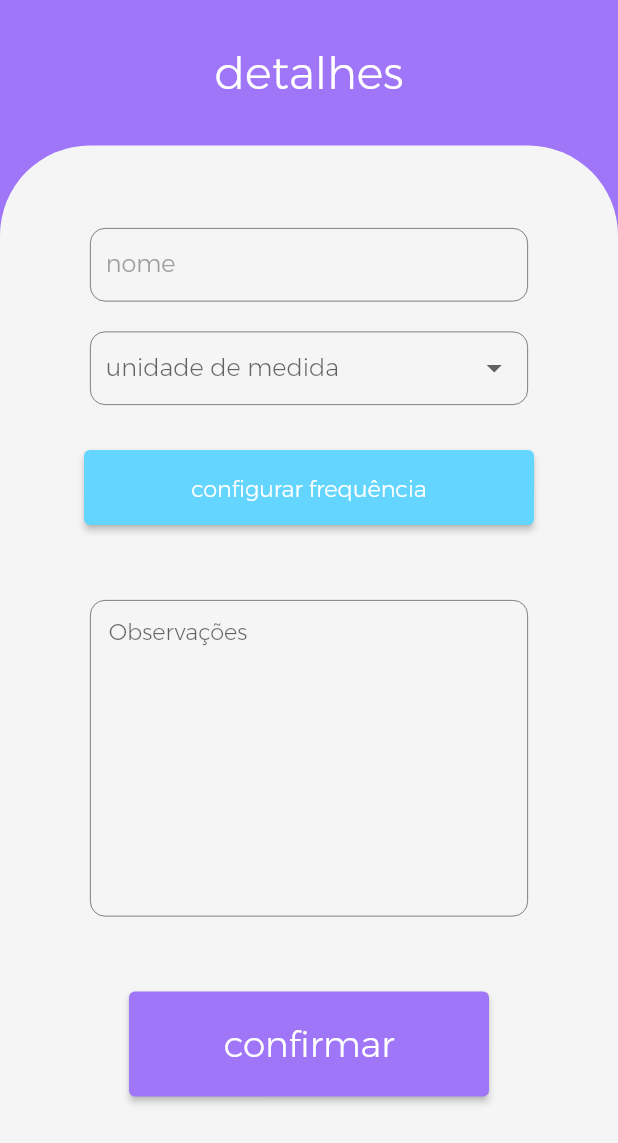
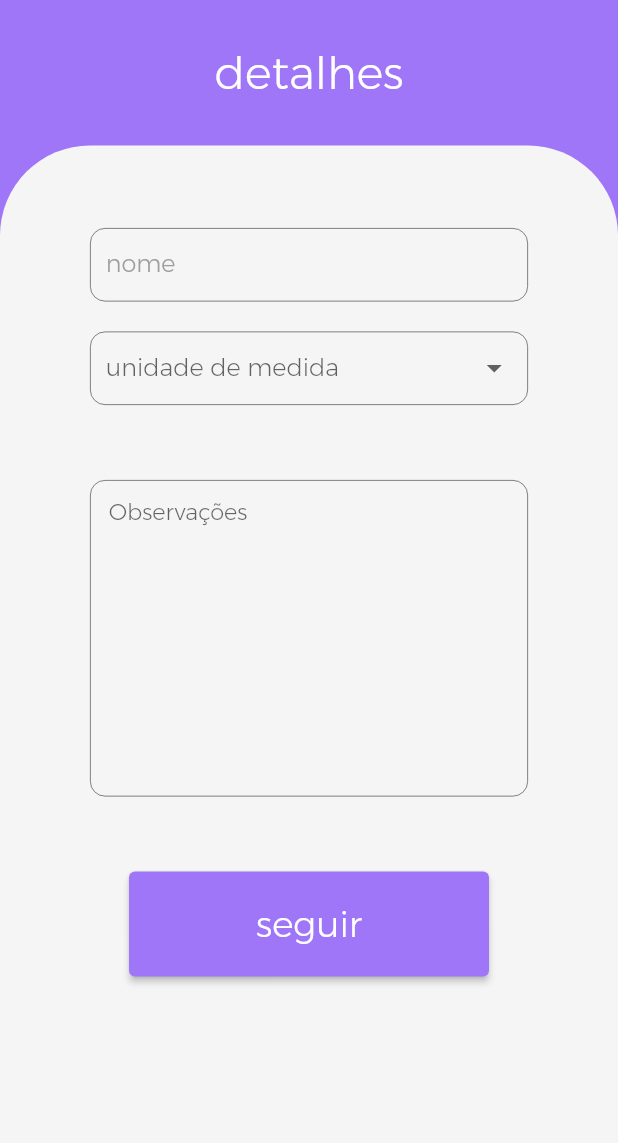
Before and after one commit to hunteradv/gmed, a Flutter app: the DrugDetailPage screen opened by its route, on a phone screen of 412 x 824 dp. Shown: the top 1143 px of the screen. Run offline on Flutter 3.47's test engine with Material 2 defaults, Android fonts, the light colour scheme and no system bars; our stand-ins replace cloud_firestore, firebase_auth, firebase_core, flutter_typeahead; missing offline and left inert: autocomplete_textfield, dart:js, dart:js_interop; accounts and stored records are empty; statements that could not run were skipped.

Commit message:
2023-10-08: código refatorado

```diff
--- a/lib/drugDetail.dart
+++ b/lib/drugDetail.dart
@@ -1,5 +1,4 @@
 import 'dart:js_interop';
-import 'package:cloud_firestore/cloud_firestore.dart';
 import 'package:flutter/material.dart';
 import 'package:gmed/messaging.dart';
 import 'model/drugDto.dart';
@@ -14,13 +13,12 @@ class DrugDetailPage extends StatefulWidget {
 
 // ignore: must_be_immutable
 class _DrugDetailState extends State<DrugDetailPage> {
-  FirebaseFirestore firestore = FirebaseFirestore.instance;
   DrugDto? drug = DrugDto(name: "", leaflet: "");
   DateTime? dateFirst;
   DateTime? dateLast;
   Measure? _selectedMeasure;
-  TextEditingController nameTxt = TextEditingController();
-  TextEditingController noteTxt = TextEditingController();
+  var nameTxt = TextEditingController();
+  var noteTxt = TextEditingController();
   Messaging messaging = Messaging();
   String? leaflet;
 
@@ -38,8 +36,8 @@ class _DrugDetailState extends State<DrugDetailPage> {
       drug = arguments['drug'];
     }
 
-    if (drug.isDefinedAndNotNull && drug!.name.isNotEmpty) {
-      nameTxt.text = drug!.name;
+    if (drug.isDefinedAndNotNull && drug!.name!.isNotEmpty) {
+      nameTxt.text = drug!.name ?? "";
       leaflet = drug!.leaflet;
     }
 
@@ -134,22 +132,6 @@ class _DrugDetailState extends State<DrugDetailPage> {
                               });
                             }),
                       ),
-                      const SizedBox(height: 30),
-                      SizedBox(
-                        height: 50,
-                        width: 300,
-                        child: ElevatedButton(
-                          style: ElevatedButton.styleFrom(
-                              backgroundColor: const Color(0xFF63D5FF)),
-                          onPressed: () async {
-                            await pushToPeriodConfig(context);
-                          },
-                          child: const Text(
-                            "configurar frequência",
-                            style: TextStyle(fontSize: 15),
-                          ),
-                        ),
-                      ),
                       const SizedBox(
                         height: 50,
                       ),
@@ -179,7 +161,7 @@ class _DrugDetailState extends State<DrugDetailPage> {
                             backgroundColor: const Color(0xFFA076F9),
                             fixedSize: const Size(240, 70)),
                         child: const Text(
-                          'confirmar',
+                          'seguir',
                           style: TextStyle(
                               fontSize: 24, fontFamily: 'montserratLight'),
                         ),
@@ -195,23 +177,9 @@ class _DrugDetailState extends State<DrugDetailPage> {
     );
   }
 
-  Future<void> pushToPeriodConfig(BuildContext context) async {
-    var result = await Navigator.pushNamed(context, "/drugPeriodConfig");
-
-    if (result.isDefinedAndNotNull && result is Map<String, dynamic>) {
-      dateFirst = result["dateFirst"];
-      dateLast = result["dateLast"];
-    }
-  }
-
   confirm(context) {
     if (nameTxt.text.isUndefinedOrNull || nameTxt.text.isEmpty) {
       messaging.showAlertDialog("é obrigatório definir um nome", context);
-    }
-
-    if ((dateFirst.isUndefinedOrNull || dateLast.isUndefinedOrNull)) {
-      messaging.showAlertDialog(
-          "é obrigatório selecionar o período na tela de período", context);
       return;
     }
 
@@ -221,23 +189,13 @@ class _DrugDetailState extends State<DrugDetailPage> {
       return;
     }
 
-    var measure = _selectedMeasure!.index;
+    drug = DrugDto(
+        name: nameTxt.text,
+        leaflet: leaflet,
+        measure: _selectedMeasure,
+        note: noteTxt.text);
 
-    var drug = <String, dynamic>{
-      "name": nameTxt.text,
-      "initialDate": dateFirst,
-      "finaldate": dateLast,
-      "leaflet": leaflet ?? "",
-      "measure": measure,
-      "taken": false
-    };
-
-    try {
-      firestore.collection("drugs").add(drug);
-      Navigator.pushNamedAndRemoveUntil(context, "/drugList", (route) => false);
-      messaging.showSnackBar("medicamento cadastrado com sucesso!", context);
-    } on Exception catch (ex) {
-      messaging.showAlertDialog(ex.toString(), context);
-    }
+    Navigator.pushNamed(context, "/drugPeriodConfig",
+        arguments: {'drug': drug});
   }
 }
--- a/lib/messaging.dart
+++ b/lib/messaging.dart
@@ -1,5 +1,4 @@
 import 'dart:async';
-
 import 'package:flutter/material.dart';
 
 class Messaging {
--- a/lib/model/drugDto.dart
+++ b/lib/model/drugDto.dart
@@ -1,7 +1,19 @@
 // ignore: file_names
+import 'measure.dart';
+
 class DrugDto {
-  final String name;
-  final String leaflet;
+  String? name;
+  String? leaflet;
+  Measure? measure;
+  DateTime? initialDate;
+  DateTime? finalDate;
+  String? note;
 
-  DrugDto({required this.name, required this.leaflet});
+  DrugDto(
+      {this.name,
+      this.leaflet,
+      this.measure,
+      this.initialDate,
+      this.finalDate,
+      this.note});
 }
```
Also changed, not shown: lib/drugList.dart (+12 -9 lines), lib/drugPeriodConfig.dart (+14 -21 lines), lib/drugSchedulerConfig.dart (+55 -3 lines), lib/model/drug.dart (+9 -9 lines), lib/repository/drugRepository.dart (added, +46 -0 lines), lib/repository/drugSchedulerRepository.dart (added, +31 -0 lines).
